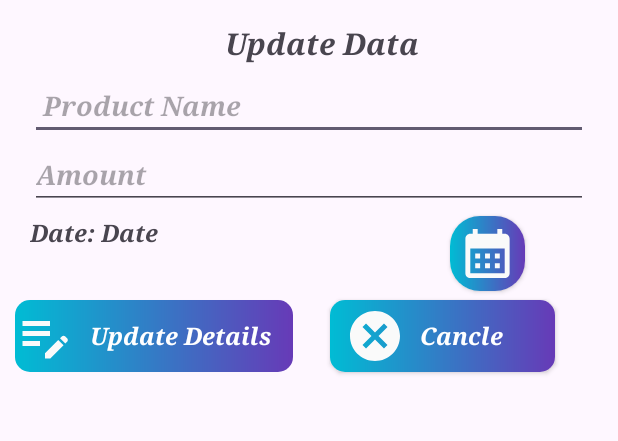
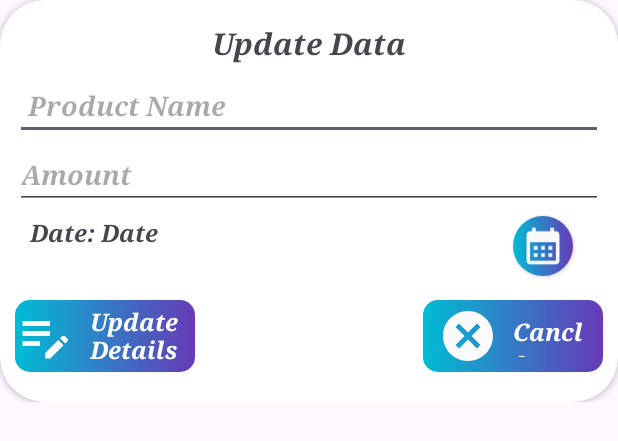
Before and after one commit to tiwarivk1511/ExpenseManager, an Android app: the layout update_data.xml on its own in the app's theme, with its tools: preview values and no code run, on a phone screen of 412 x 824 dp. Shown: the top 441 px of the screen. Run offline under Robolectric (Android 15) with nearby library versions, the phone set to English and light mode, and no system bars.

Commit message:
UI & features updated

```diff
--- a/app/src/main/res/layout/update_data.xml
+++ b/app/src/main/res/layout/update_data.xml
@@ -2,18 +2,21 @@
 <RelativeLayout xmlns:android="http://schemas.android.com/apk/res/android"
     android:layout_width="match_parent"
     android:layout_height="wrap_content"
-    android:background="#00050505"
     xmlns:app="http://schemas.android.com/apk/res-auto"
     android:gravity="center_horizontal">
 
+<androidx.cardview.widget.CardView
+    android:layout_width="match_parent"
+    android:layout_height="wrap_content"
+    app:cardCornerRadius="30dp">
 
     <TextView
         android:layout_width="wrap_content"
         android:layout_height="wrap_content"
-            android:layout_marginStart="150dp"
         android:layout_marginTop="15dp"
         android:fontFamily="serif"
         android:text="Update Data"
+        android:layout_gravity="center_horizontal"
         android:textSize="20sp"
         android:textStyle="bold|italic" />
 
@@ -21,9 +24,10 @@
         android:id="@+id/UpdateProductName"
         android:layout_width="match_parent"
         android:layout_height="wrap_content"
-            android:layout_marginStart="20dp"
+        android:layout_gravity="center_horizontal"
+        android:layout_marginStart="10dp"
         android:layout_marginTop="48dp"
-            android:layout_marginEnd="20dp"
+        android:layout_marginEnd="10dp"
         android:fontFamily="serif"
         android:hint=" Product Name"
         android:textStyle="bold|italic" />
@@ -32,9 +36,10 @@
         android:id="@+id/updateProductAmount"
         android:layout_width="match_parent"
         android:layout_height="wrap_content"
-            android:layout_marginStart="20dp"
+        android:layout_gravity="center_horizontal"
+        android:layout_marginStart="10dp"
         android:layout_marginTop="94dp"
-            android:layout_marginEnd="20dp"
+        android:layout_marginEnd="10dp"
         android:fontFamily="serif"
         android:hint="Amount"
         android:inputType="number"
@@ -63,8 +68,8 @@
 
     <androidx.cardview.widget.CardView
         android:id="@+id/UpdateCalender"
-            android:layout_width="50dp"
-            android:layout_height="50dp"
+        android:layout_width="40dp"
+        android:layout_height="40dp"
         android:layout_gravity="end"
         android:layout_marginStart="300dp"
         android:layout_marginTop="144dp"
@@ -87,7 +92,7 @@
 
     <androidx.cardview.widget.CardView
         android:id="@+id/updateBtn"
-            android:layout_width="185dp"
+        android:layout_width="120dp"
         android:layout_height="48dp"
         android:layout_marginStart="10dp"
         android:layout_marginTop="200dp"
@@ -114,7 +119,7 @@
 
     <androidx.cardview.widget.CardView
         android:id="@+id/UpdateCancleBtn"
-            android:layout_width="150dp"
+        android:layout_width="120dp"
         android:layout_height="48dp"
         android:layout_gravity="end"
         android:layout_marginStart="220dp"
@@ -143,4 +148,6 @@
     </androidx.cardview.widget.CardView>
 
 
+</androidx.cardview.widget.CardView>
+
 </RelativeLayout>
```
Lines whose indentation alone changed are shown as unchanged.
